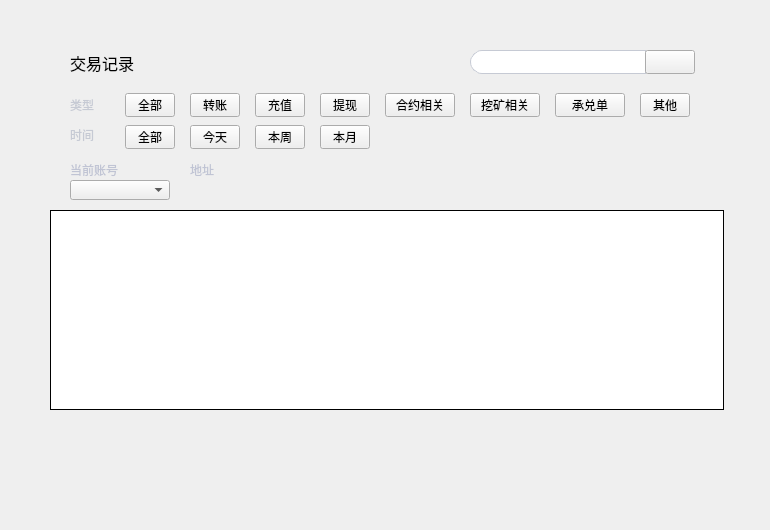
Qt form alltransactionwidget.ui (HcashOrg/hx-indicator) before a commit.
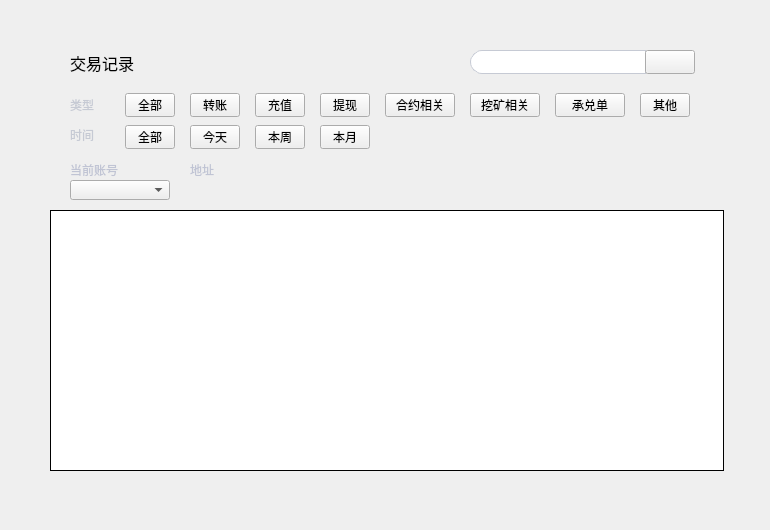
The same form after that commit. Icons and pictures are not drawn.

What changed in the file:
```diff
--- a/alltransactionwidget.ui
+++ b/alltransactionwidget.ui
@@ -364,7 +364,7 @@
      <x>50</x>
      <y>210</y>
      <width>674</width>
-     <height>200</height>
+     <height>261</height>
     </rect>
    </property>
    <property name="cursor" stdset="0">
@@ -606,7 +606,7 @@
    <property name="geometry">
     <rect>
      <x>0</x>
-     <y>422</y>
+     <y>483</y>
      <width>770</width>
      <height>41</height>
     </rect>
```
